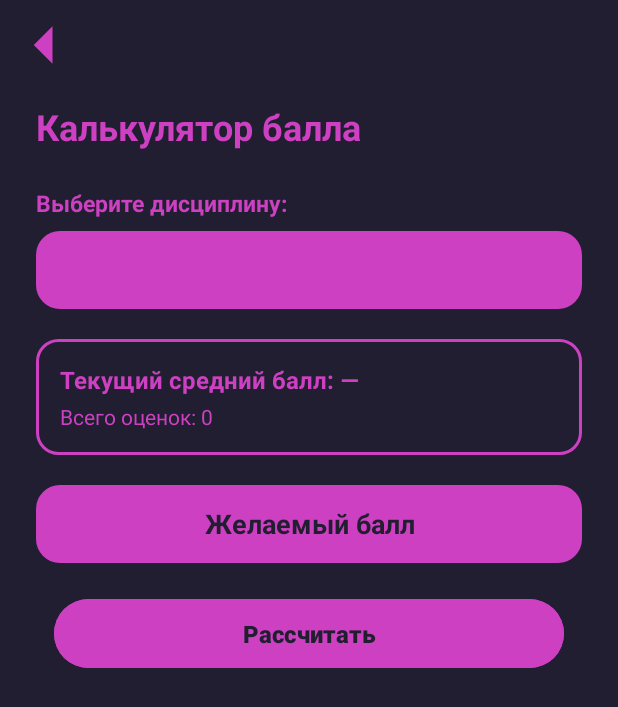
After one commit to VasilisaGun/tetyaya_nedela_rebzi, an Android app: the CalculatorActivity screen opened directly, with no data from a screen before it, on a phone screen of 412 x 824 dp. The commit adds this screen. Shown: the top 707 px of the screen. Run offline under Robolectric (Android 15) with nearby library versions, the phone set to English and light mode, and no system bars; our stand-ins replace Room's generated code.

Commit message:
Канкулятор от Даши (сортировка тоже от меня была)

```diff
--- a/app/src/main/AndroidManifest.xml
+++ b/app/src/main/AndroidManifest.xml
@@ -33,6 +33,10 @@
             android:name=".GradesActivity"
             android:exported="false"
             android:windowSoftInputMode="adjustResize" />
+        <activity
+            android:name="CalculatorActivity"
+            android:exported="false"
+            android:windowSoftInputMode="adjustResize" />
     </application>
 
 </manifest>
--- /dev/null
+++ b/app/src/main/java/com/example/personalaccount/CalculatorActivity.kt
@@ -0,0 +1,146 @@
+package com.example.personalaccount
+
+import android.os.Bundle
+import android.view.Gravity
+import android.view.View
+import android.view.ViewGroup
+import android.widget.*
+import androidx.activity.enableEdgeToEdge
+import androidx.appcompat.app.AppCompatActivity
+import androidx.core.content.ContextCompat
+import androidx.core.view.ViewCompat
+import androidx.core.view.WindowInsetsCompat
+import androidx.lifecycle.lifecycleScope
+import com.example.personalaccount.data.db.AppDatabase
+import com.example.personalaccount.data.db.Discipline
+import com.example.personalaccount.data.db.Grade
+import kotlinx.coroutines.launch
+import java.util.Locale
+import kotlin.math.ceil
+
+class CalculatorActivity : AppCompatActivity() {
+
+    private lateinit var db: AppDatabase
+    private lateinit var spinnerDisciplines: Spinner
+    private lateinit var tvCurrentAvg: TextView
+    private lateinit var tvGradesCount: TextView
+    private lateinit var etTargetAvg: EditText
+    private lateinit var tvResult: TextView
+
+    private var disciplinesList: List<Discipline> = emptyList()
+    private var currentGrades: List<Grade> = emptyList()
+
+    override fun onCreate(savedInstanceState: Bundle?) {
+        super.onCreate(savedInstanceState)
+        enableEdgeToEdge()
+        setContentView(R.layout.activity_calculator)
+        ViewCompat.setOnApplyWindowInsetsListener(findViewById(R.id.main)) { v, insets ->
+            val systemBars = insets.getInsets(WindowInsetsCompat.Type.systemBars())
+            v.setPadding(systemBars.left, systemBars.top, systemBars.right, systemBars.bottom)
+            insets
+        }
+
+        db = AppDatabase.getDatabase(this)
+        spinnerDisciplines = findViewById(R.id.spinnerDisciplines)
+        tvCurrentAvg = findViewById(R.id.tvCurrentAvg)
+        tvGradesCount = findViewById(R.id.tvGradesCount)
+        etTargetAvg = findViewById(R.id.etTargetAvg)
+        tvResult = findViewById(R.id.tvCalcResult)
+
+        findViewById<ImageButton>(R.id.btnBack).setOnClickListener { finish() }
+        findViewById<Button>(R.id.btnCalculate).setOnClickListener { calculateNeededGrades() }
+
+        loadDisciplines()
+    }
+
+    private fun loadDisciplines() {
+        lifecycleScope.launch {
+            disciplinesList = db.appDao().getAllDisciplines()
+            if (disciplinesList.isEmpty()) {
+                Toast.makeText(this@CalculatorActivity, "Сначала добавьте хотя бы одну дисциплину", Toast.LENGTH_LONG).show()
+                findViewById<Button>(R.id.btnCalculate).isEnabled = false
+                return@launch
+            }
+
+            val names = disciplinesList.map { it.name }
+            val adapter = object : ArrayAdapter<String>(this@CalculatorActivity, android.R.layout.simple_spinner_item, names) {
+                override fun getView(position: Int, convertView: View?, parent: ViewGroup): View {
+                    val tv = super.getView(position, convertView, parent) as TextView
+                    tv.setTextColor(ContextCompat.getColor(context, R.color.dark_bg))
+                    tv.gravity = Gravity.CENTER
+                    tv.textSize = 16f
+                    tv.setTypeface(null, android.graphics.Typeface.BOLD)
+                    return tv
+                }
+            }
+            adapter.setDropDownViewResource(R.layout.item_spinner_dropdown)
+            spinnerDisciplines.adapter = adapter
+
+
+            spinnerDisciplines.onItemSelectedListener = object : AdapterView.OnItemSelectedListener {
+                override fun onItemSelected(parent: AdapterView<*>?, view: View?, position: Int, id: Long) {
+                    tvResult.visibility = View.GONE
+                    loadGradesForSelected(disciplinesList[position].id)
+                }
+
+                override fun onNothingSelected(parent: AdapterView<*>?) {}
+            }
+        }
+    }
+
+    private fun loadGradesForSelected(disciplineId: Int) {
+        lifecycleScope.launch {
+            currentGrades = db.appDao().getGradesForDiscipline(disciplineId)
+            val count = currentGrades.size
+            tvGradesCount.text = "Всего оценок: $count"
+
+            if (count == 0) {
+                tvCurrentAvg.text = "Текущий средний балл: нет оценок"
+            } else {
+                val avg = currentGrades.map { it.value }.average()
+                tvCurrentAvg.text = "Текущий средний балл: ${String.format(Locale.US, "%.2f", avg)}"
+            }
+        }
+    }
+
+    private fun calculateNeededGrades() {
+        val targetStr = etTargetAvg.text.toString().trim().replace(',', '.')
+        val target = targetStr.toDoubleOrNull()
+
+        if (target == null || target <= 2.0 || target > 5.0) {
+            Toast.makeText(this, "Введите желаемый балл от 2.1 до 5.0", Toast.LENGTH_SHORT).show()
+            return
+        }
+
+        val count = currentGrades.size
+        val sum = currentGrades.sumOf { it.value }
+        val currentAvg = if (count == 0) 0.0 else sum.toDouble() / count
+
+        tvResult.visibility = View.VISIBLE
+
+        if (count > 0 && currentAvg >= target) {
+            tvResult.text = "Ваш текущий балл (${String.format(Locale.US, "%.2f", currentAvg)}) уже не ниже желаемого!"
+            return
+        }
+
+        if (target == 5.0 && currentGrades.any { it.value < 5 }) {
+            tvResult.text = "Достичь ровно 5.00 невозможно, так как уже есть оценки ниже пятёрки."
+            return
+        }
+
+        // Формула: (sum + k * grade) / (count + k) >= target
+        // Отсюда: k >= (target * count - sum) / (grade - target)
+        val neededFives = ceil((target * count - sum) / (5.0 - target)).toInt().coerceAtLeast(1)
+
+        val sb = StringBuilder()
+        sb.append("Чтобы достичь балла ${String.format(Locale.US, "%.2f", target)}, нужно получить:\n\n")
+        sb.append("• Пятёрок (5): $neededFives шт.")
+
+        if (target < 4.0) {
+            val neededFours = ceil((target * count - sum) / (4.0 - target)).toInt().coerceAtLeast(1)
+            sb.append("\n• Или четвёрок (4): $neededFours шт.")
+        }
+
+        tvResult.text = sb.toString()
+    }
+}
--- /dev/null
+++ b/app/src/main/res/layout/activity_calculator.xml
@@ -0,0 +1,131 @@
+<?xml version="1.0" encoding="utf-8"?>
+<LinearLayout xmlns:android="http://schemas.android.com/apk/res/android"
+android:id="@+id/main"
+android:layout_width="match_parent"
+android:layout_height="match_parent"
+android:background="@color/dark_bg"
+android:orientation="vertical"
+android:padding="20dp">
+
+<ImageButton
+    android:id="@+id/btnBack"
+    android:layout_width="60dp"
+    android:layout_height="60dp"
+    android:background="?attr/selectableItemBackgroundBorderless"
+    android:contentDescription="Назад"
+    android:scaleType="fitCenter"
+    android:src="@drawable/arrow_left" />
+
+<TextView
+    android:layout_width="wrap_content"
+    android:layout_height="wrap_content"
+    android:layout_marginStart="24dp"
+    android:layout_marginTop="8dp"
+    android:layout_marginBottom="24dp"
+    android:text="Калькулятор балла"
+    android:textColor="@color/pink_accent"
+    android:textSize="24sp"
+    android:textStyle="bold" />
+
+<!-- Выбор дисциплины -->
+<TextView
+    android:layout_width="wrap_content"
+    android:layout_height="wrap_content"
+    android:layout_marginStart="24dp"
+    android:layout_marginBottom="8dp"
+    android:text="Выберите дисциплину:"
+    android:textColor="@color/pink_accent"
+    android:textSize="15sp"
+    android:textStyle="bold" />
+
+    <Spinner
+        android:id="@+id/spinnerDisciplines"
+        android:layout_width="match_parent"
+        android:layout_height="52dp"
+        android:layout_marginStart="24dp"
+        android:layout_marginEnd="24dp"
+        android:layout_marginBottom="20dp"
+        android:background="@drawable/bg_pink_rounded"
+        android:popupBackground="@drawable/bg_avg_outline"
+        android:paddingStart="16dp"
+        android:paddingEnd="16dp" />
+
+
+<!-- Карточка текущей статистики -->
+<LinearLayout
+    android:layout_width="match_parent"
+    android:layout_height="wrap_content"
+    android:layout_marginStart="24dp"
+    android:layout_marginEnd="24dp"
+    android:layout_marginBottom="20dp"
+    android:background="@drawable/bg_avg_outline"
+    android:orientation="vertical"
+    android:padding="16dp">
+
+    <TextView
+        android:id="@+id/tvCurrentAvg"
+        android:layout_width="wrap_content"
+        android:layout_height="wrap_content"
+        android:text="Текущий средний балл: —"
+        android:textColor="@color/pink_accent"
+        android:textSize="16sp"
+        android:textStyle="bold" />
+
+    <TextView
+        android:id="@+id/tvGradesCount"
+        android:layout_width="wrap_content"
+        android:layout_height="wrap_content"
+        android:layout_marginTop="4dp"
+        android:text="Всего оценок: 0"
+        android:textColor="@color/pink_accent"
+        android:textSize="14sp" />
+</LinearLayout>
+
+<!-- Поле желаемого балла -->
+<EditText
+    android:id="@+id/etTargetAvg"
+    android:layout_width="match_parent"
+    android:layout_height="52dp"
+    android:layout_marginStart="24dp"
+    android:layout_marginEnd="24dp"
+    android:layout_marginBottom="20dp"
+    android:background="@drawable/bg_pink_rounded"
+    android:gravity="center"
+    android:hint="Желаемый балл"
+    android:inputType="numberDecimal"
+    android:maxLength="4"
+    android:textColor="@color/dark_bg"
+    android:textColorHint="@color/dark_bg"
+    android:textStyle="bold" />
+
+<!-- Кнопка расчёта -->
+<Button
+    android:id="@+id/btnCalculate"
+    android:layout_width="match_parent"
+    android:layout_height="54dp"
+    android:layout_marginStart="36dp"
+    android:layout_marginEnd="36dp"
+    android:layout_marginBottom="24dp"
+    android:backgroundTint="@color/pink_accent"
+    android:text="Рассчитать"
+    android:textAllCaps="false"
+    android:textColor="@color/dark_bg"
+    android:textSize="16sp"
+    android:textStyle="bold" />
+
+<!-- Блок с результатом -->
+<TextView
+    android:id="@+id/tvCalcResult"
+    android:layout_width="match_parent"
+    android:layout_height="wrap_content"
+    android:layout_marginStart="24dp"
+    android:layout_marginEnd="24dp"
+    android:background="@drawable/bg_pink_rounded"
+    android:gravity="center"
+    android:padding="18dp"
+    android:textColor="@color/dark_bg"
+    android:textSize="16sp"
+    android:textStyle="bold"
+    android:visibility="gone" />
+
+</LinearLayout>
--- a/app/src/main/res/values/colors.xml
+++ b/app/src/main/res/values/colors.xml
@@ -4,5 +4,6 @@
     <color name="white">#FFFFFFFF</color>
     <color name="pink_accent">#CE40C2</color>
     <color name="dark_bg">#201E30</color>
+    <color name="dark_bg_E6">#E6201E30</color>
     <color name="low_score_red">#AB2E62</color>
 </resources>
```
Also changed, not shown: app/src/main/java/com/example/personalaccount/MainActivity.kt (+7 -1 lines), app/src/main/res/layout/item_spinner_dropdown.xml (added, +10 -0 lines).
